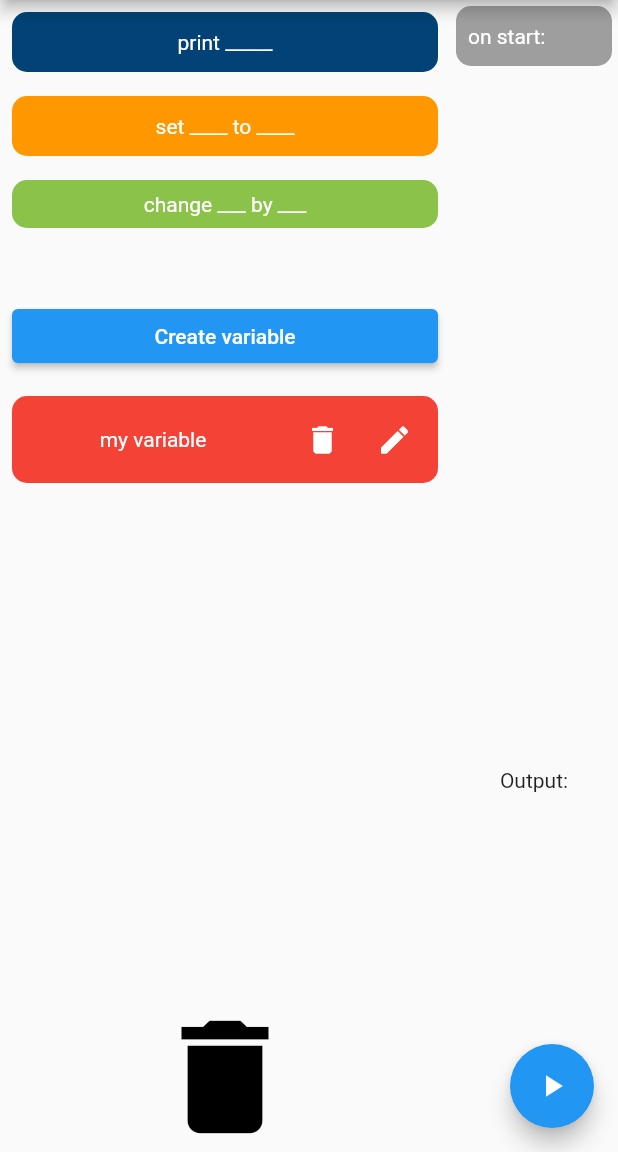
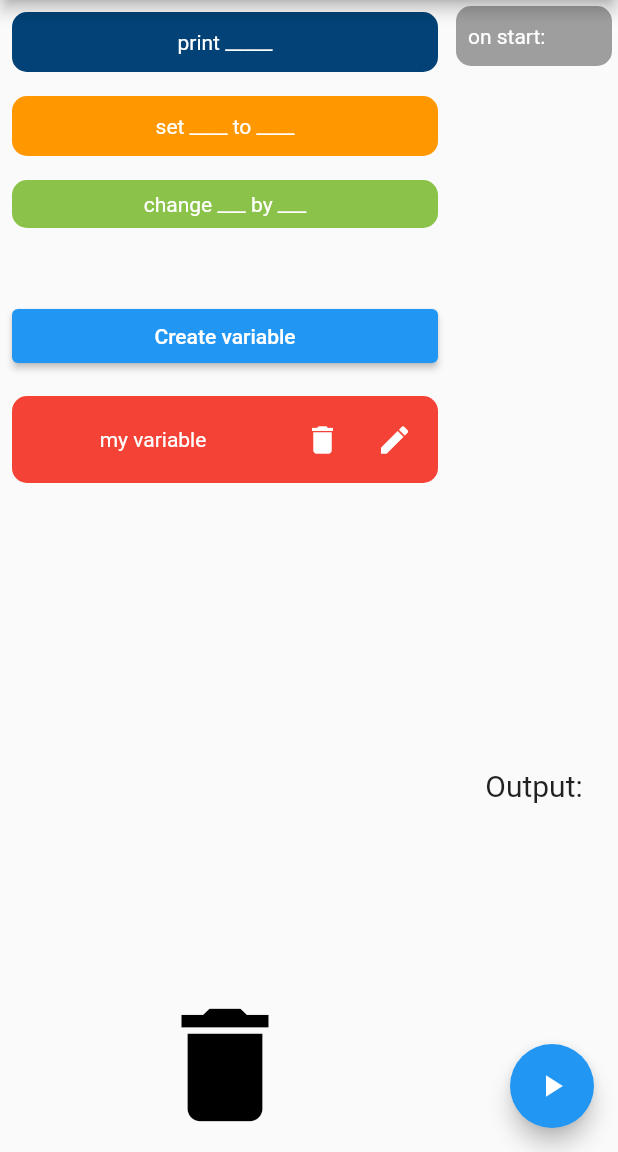
Before and after one commit to danielzsh/blocks, a Flutter app: the screen it shows after launch, on a phone screen of 412 x 824 dp, the part 84-1236 px from its top. Run offline on Flutter 3.47's test engine with Material 2 defaults, Android fonts, the light colour scheme and no system bars; our stand-ins replace google_fonts; Roboto replaces fonts that are missing (Ubuntu).

Commit message:
update font and trash

```diff
--- a/lib/block_widgets/main_block.dart
+++ b/lib/block_widgets/main_block.dart
@@ -94,6 +94,12 @@ class MainState extends State<Main> {
     });
   }
 
+  void clear() {
+    setState(() {
+      body.clear();
+    });
+  }
+
   @override
   Widget build(BuildContext context) {
     print("build" + body.toString());
--- a/lib/block_widgets/output.dart
+++ b/lib/block_widgets/output.dart
@@ -11,7 +11,10 @@ class OutputState extends State<Output> {
   String text = "Output:\n";
   @override
   Widget build(BuildContext context) {
-    return Text(text);
+    return Text(
+      text,
+      style: TextStyle(fontSize: 20),
+    );
   }
 
   void print(String message) {
--- a/lib/main.dart
+++ b/lib/main.dart
@@ -2,6 +2,7 @@ import 'package:flutter/material.dart';
 import 'package:blocks/block_widgets/all.dart';
 import 'globals.dart';
 import 'utility.dart';
+import 'package:google_fonts/google_fonts.dart';
 
 void main() {
   runApp(const MyApp());
@@ -26,6 +27,7 @@ class MyApp extends StatelessWidget {
           // Notice that the counter didn't reset back to zero; the application
           // is not restarted.
           primarySwatch: Colors.blue,
+          fontFamily: GoogleFonts.ubuntu().fontFamily,
         ),
         home: HomePage(key: homePageKey));
   }
@@ -120,6 +122,30 @@ class HomePageState extends State<HomePage> {
         });
   }
 
+  Future<void> _displayConfirmDialog(
+      BuildContext context, String text, VoidCallback onPressed) async {
+    return showDialog(
+        context: context,
+        builder: (context) {
+          return AlertDialog(
+            title: Text(text),
+            actions: <Widget>[
+              TextButton(
+                child: Text(
+                  'OK',
+                ),
+                onPressed: () {
+                  onPressed();
+                  setState(() {
+                    Navigator.pop(context);
+                  });
+                },
+              ),
+            ],
+          );
+        });
+  }
+
   @override
   Widget build(BuildContext context) {
     return Scaffold(
@@ -154,16 +180,27 @@ class HomePageState extends State<HomePage> {
                   ],
                 ),
               ),
-              DragTarget<Object>(
+              Align(
+                alignment: Alignment.bottomCenter,
+                child: DragTarget<Object>(
                   builder: ((context, candidateData, rejectedData) {
                     return Tooltip(
-                    message: "Drag statement here to delete",
-                    child: Icon(
+                      message:
+                          "Drag statement here to delete, click to delete all",
+                      child: IconButton(
+                          iconSize: 100,
+                          icon: Icon(
                             Icons.delete,
-                      color:
-                          candidateData.isNotEmpty ? Colors.red : Colors.black,
-                      size: 100,
                           ),
+                          color: candidateData.isNotEmpty
+                              ? Colors.red
+                              : Colors.black,
+                          onPressed: () {
+                            _displayConfirmDialog(context, "Delete all blocks?",
+                                () {
+                              mainKey.currentState!.clear();
+                            });
+                          }),
                     );
                   }),
                   onAccept: (statement) {
@@ -171,6 +208,7 @@ class HomePageState extends State<HomePage> {
                       mainKey.currentState!.delete(statement.ind);
                     }
                   },
+                ),
               )
             ],
           ),
```
Also changed, not shown: pubspec.yaml (+3 -9 lines), pubspec.lock, 1 other file. Lines whose indentation alone changed are shown as unchanged.
